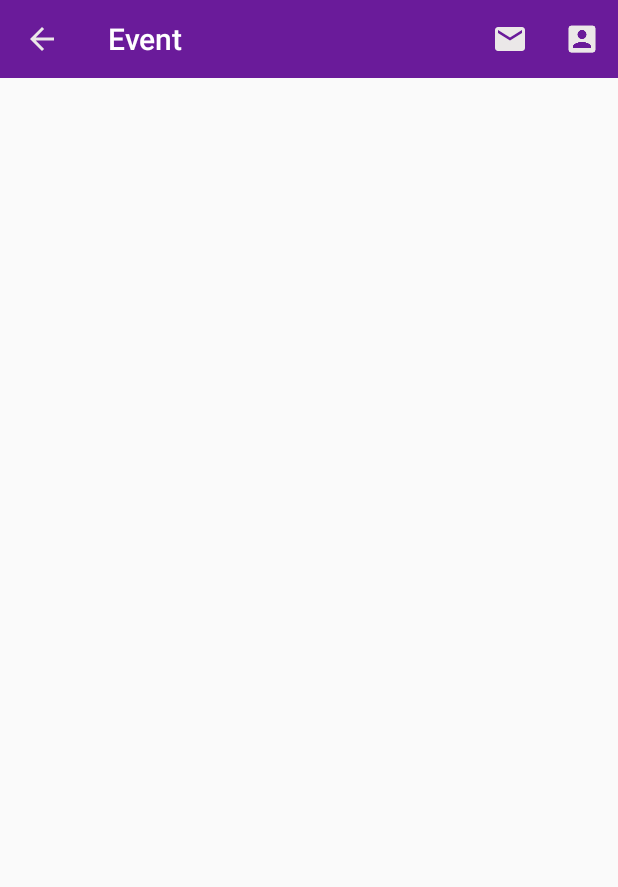
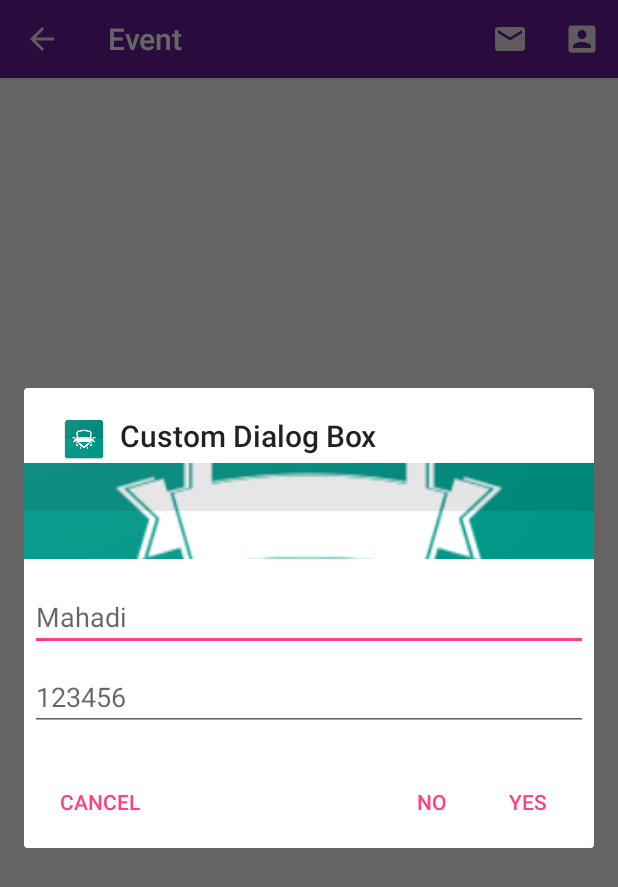
Before and after one commit to codermahadi/full-android-project, an Android app: the EvenActivity screen opened directly, with no data from a screen before it, after a tap on "Compose", on a phone screen of 412 x 824 dp. Shown: the top 887 px of the screen. Run offline under Robolectric (Android 15) with nearby library versions, the phone set to English and light mode, and no system bars.

Commit message:
add custom dialog

```diff
--- a/app/src/main/java/com/example/mahadi/fullapplication/EvenActivity.java
+++ b/app/src/main/java/com/example/mahadi/fullapplication/EvenActivity.java
@@ -1,7 +1,9 @@
 package com.example.mahadi.fullapplication;
 
 import android.content.Context;
+import android.content.DialogInterface;
 import android.content.Intent;
+import android.support.v7.app.AlertDialog;
 import android.support.v7.app.AppCompatActivity;
 import android.os.Bundle;
 import android.support.v7.widget.Toolbar;
@@ -56,7 +58,8 @@ public class EvenActivity extends AppCompatActivity {
 
             case R.id.miCompose:
                 Toast.makeText(EvenActivity.this, "clicking on email", Toast.LENGTH_SHORT).show();
-                customToast();
+                //customToast("You clicked Email BTN");
+                customDialog();
                 return true;
             default:
                 return super.onOptionsItemSelected(item);
@@ -64,13 +67,13 @@ public class EvenActivity extends AppCompatActivity {
     }
 
 //    Customize toast function
-    public void customToast(){
+    public void customToast(String msg){
 
         LayoutInflater inflater = getLayoutInflater();
         View customView = inflater.inflate(R.layout.custom_toast, (ViewGroup) findViewById(R.id.tst));
 
         TextView text = (TextView) customView.findViewById(R.id.tst_txt);
-        text.setText("This is a custom toast");
+        text.setText(msg);
 
 
         Toast toast = new Toast(EvenActivity.this);
@@ -80,4 +83,33 @@ public class EvenActivity extends AppCompatActivity {
         toast.show();
     }
 
+    public void customDialog(){
+
+        AlertDialog.Builder builder = new AlertDialog.Builder(EvenActivity.this);
+        LayoutInflater inflater = getLayoutInflater();
+        builder.setView(inflater.inflate(R.layout.dialog_signin,null))
+                .setTitle("Custom Dialog Box")
+                .setIcon(R.drawable.toast_icon)
+                .setPositiveButton("Yes", new DialogInterface.OnClickListener() {
+                    @Override
+                    public void onClick(DialogInterface dialogInterface, int i) {
+                        customToast("You Clicked Ok button");
+                    }
+                })
+                .setNegativeButton("No", new DialogInterface.OnClickListener() {
+                    @Override
+                    public void onClick(DialogInterface dialogInterface, int i) {
+                        customToast("You Clicked No button");
+                    }
+                })
+                .setNeutralButton("Cancel", new DialogInterface.OnClickListener() {
+                    @Override
+                    public void onClick(DialogInterface dialogInterface, int i) {
+                        customToast("You Clicked Cancel button");
+                    }
+                })
+                .create()
+                .show();
+    }
+
 }
--- /dev/null
+++ b/app/src/main/res/layout/dialog_signin.xml
@@ -0,0 +1,33 @@
+<LinearLayout xmlns:android="http://schemas.android.com/apk/res/android"
+    android:orientation="vertical"
+    android:layout_width="wrap_content"
+    android:layout_height="wrap_content">
+    <ImageView
+        android:src="@drawable/toast_icon"
+        android:layout_width="match_parent"
+        android:layout_height="64dp"
+        android:scaleType="center"
+        android:background="#FFFFBB33"
+        android:contentDescription="@string/app_name" />
+    <EditText
+        android:id="@+id/username"
+        android:inputType="textEmailAddress"
+        android:layout_width="match_parent"
+        android:layout_height="wrap_content"
+        android:layout_marginTop="16dp"
+        android:layout_marginLeft="4dp"
+        android:layout_marginRight="4dp"
+        android:layout_marginBottom="4dp"
+        android:hint="@string/username" />
+    <EditText
+        android:id="@+id/password"
+        android:inputType="textPassword"
+        android:layout_width="match_parent"
+        android:layout_height="wrap_content"
+        android:layout_marginTop="4dp"
+        android:layout_marginLeft="4dp"
+        android:layout_marginRight="4dp"
+        android:layout_marginBottom="16dp"
+        android:fontFamily="sans-serif"
+        android:hint="@string/password"/>
+</LinearLayout>
--- a/app/src/main/res/values/strings.xml
+++ b/app/src/main/res/values/strings.xml
@@ -6,4 +6,6 @@
     <string name="close">Close</string>
     <string name="title_activity_qr">QrActivity</string>
     <string name="you_have_click_java_postal">You have cliked Java Portal</string>
+    <string name="username">Mahadi</string>
+    <string name="password">123456</string>
 </resources>
```
